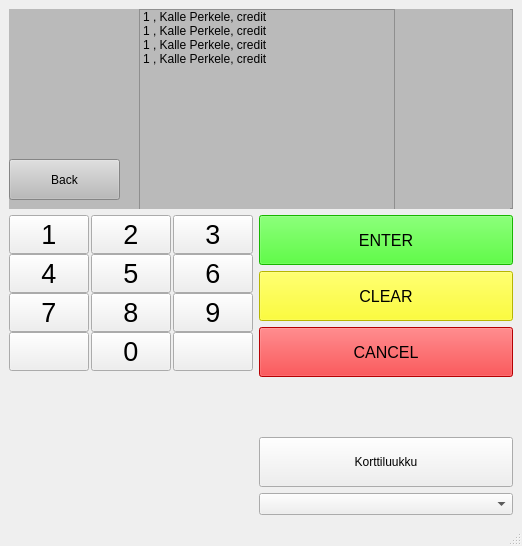
This is bank-automat/mainwindow.ui in JohWid1/BankSimulRyhmatyo as Qt 5 draws it before an edit. The edited form follows.
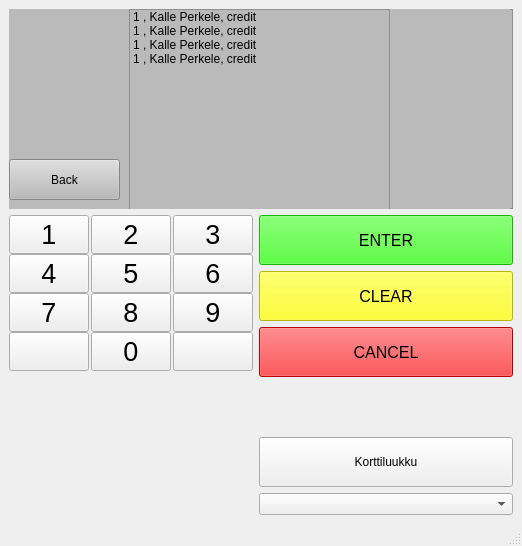
This is the edited form.

Commit message: listSharedAccountWidget populoidaan ja valintakin menee Apiclientille talteen tuntuisi toimivan

Patch:
```diff
--- a/bank-automat/mainwindow.ui
+++ b/bank-automat/mainwindow.ui
@@ -606,9 +606,9 @@
             <widget class="QListWidget" name="listWidget">
              <property name="geometry">
               <rect>
-               <x>130</x>
+               <x>120</x>
                <y>0</y>
-               <width>256</width>
+               <width>261</width>
                <height>201</height>
               </rect>
              </property>
```
Left out of the diff: 2 changed lines with no effect on the pictures. The commit also changes 2 other files.
